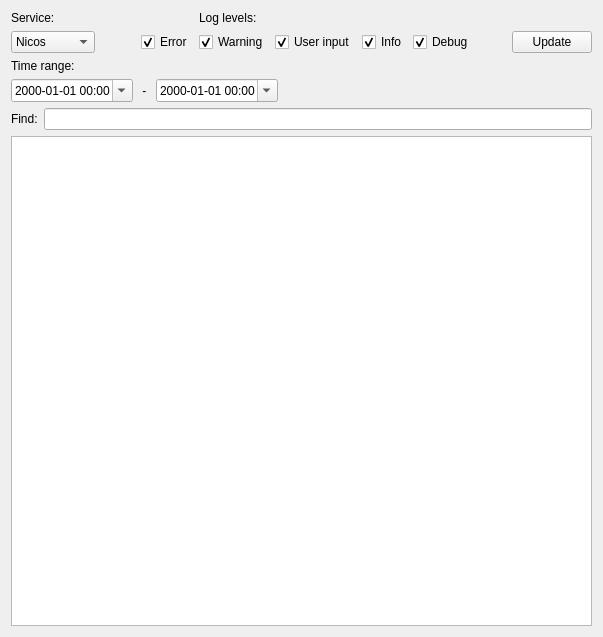
Above: nicos/clients/gui/panels/logviewer.ui from mlz-ictrl/nicos before the change. Below: the same form after it.
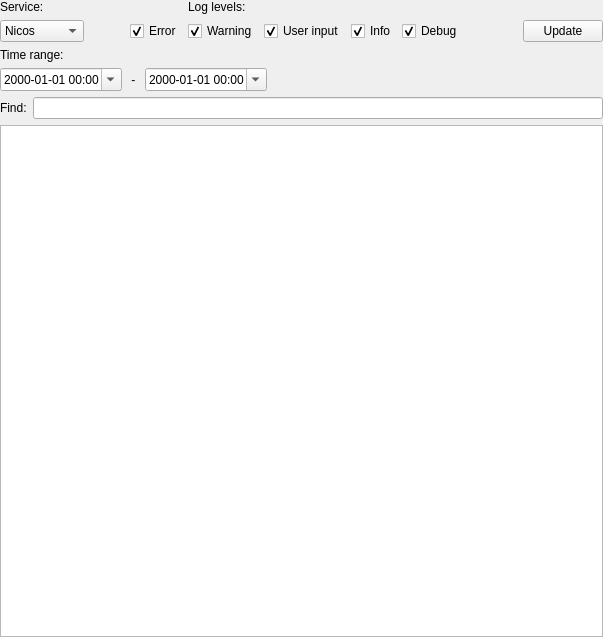
That is the form after the change.

Commit message:
GUI: improve margins and tab widget styling
Makes the whole style more compact, especially with nested tab widgets
in the JCNS gui config.

```diff
--- a/nicos/clients/gui/panels/logviewer.ui
+++ b/nicos/clients/gui/panels/logviewer.ui
@@ -14,6 +14,9 @@
    <string>Form</string>
   </property>
   <layout class="QGridLayout" name="gridLayout_6">
+   <property name="margin">
+    <number>0</number>
+   </property>
    <item row="0" column="0">
     <layout class="QGridLayout" name="gridLayout_4">
      <item row="0" column="2">
```
The commit also changes 9 other files.
